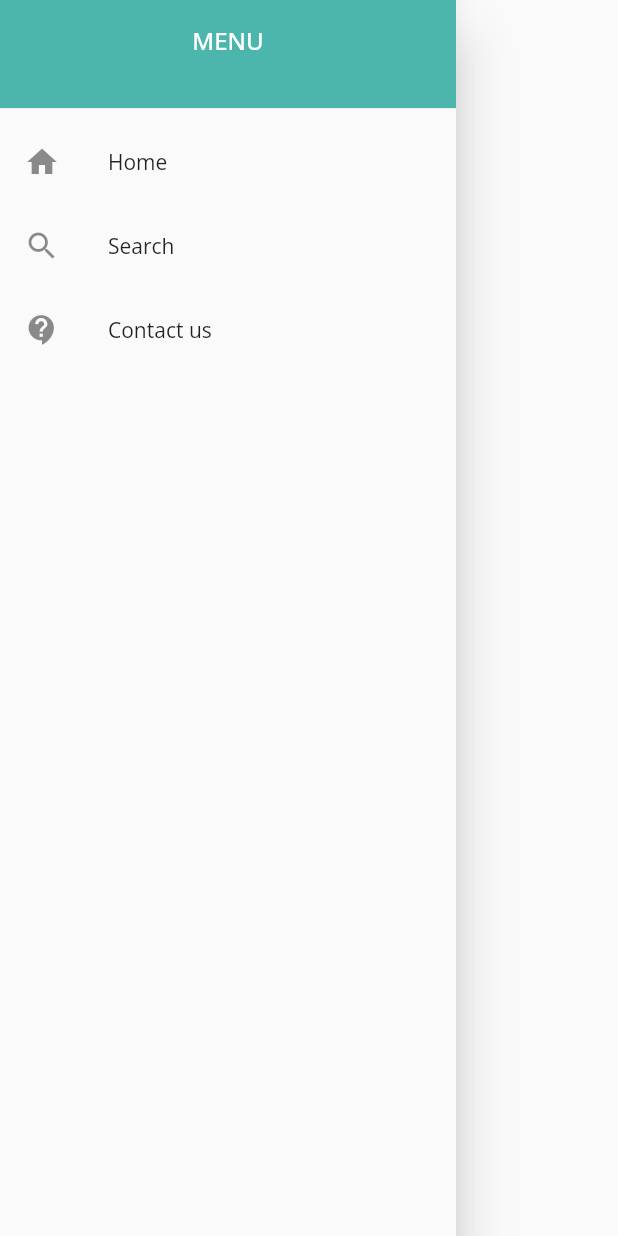
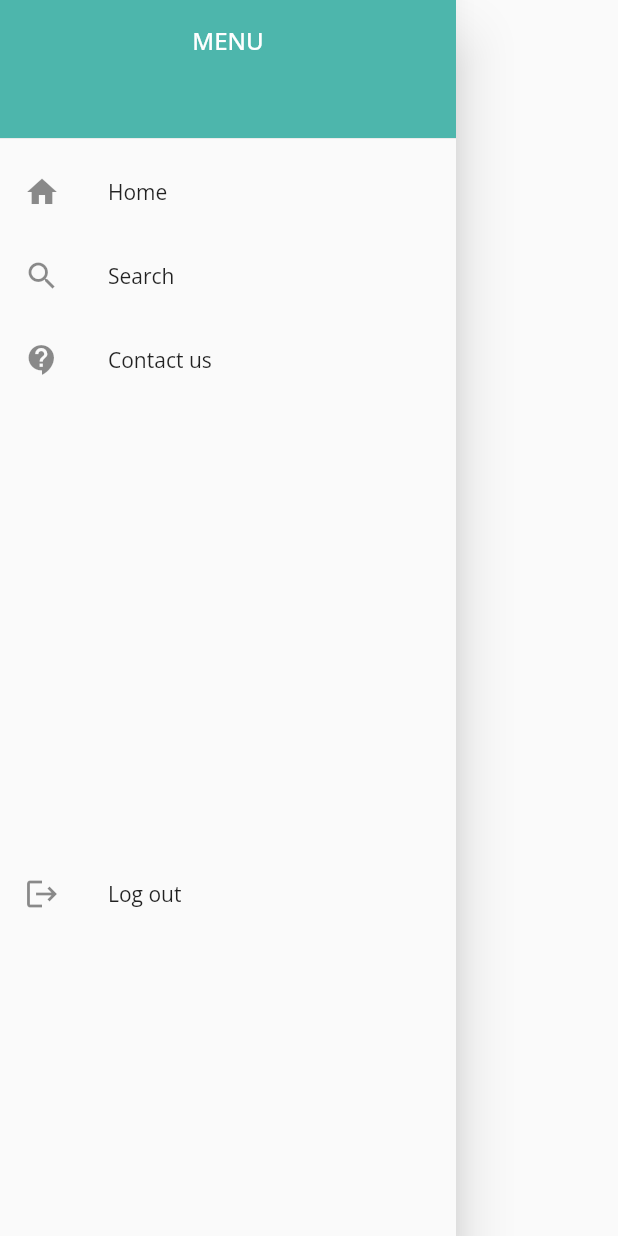
Before and after one commit to Chayapon99/mucafe-project, a Flutter app: the DrawerPage widget shown alone on an empty page, opened directly, on a phone screen of 412 x 824 dp. Run offline on Flutter 3.47's test engine with Material 2 defaults, Android fonts, the phone set to English and light mode, and no system bars; our stand-ins replace cloud_firestore, firebase_auth, firebase_core, google_fonts, google_maps_flutter; accounts and stored records are empty; network calls fail.

Commit message:
added logout authentication

```diff
--- a/lib/DrawerPage.dart
+++ b/lib/DrawerPage.dart
@@ -1,4 +1,4 @@
-import 'package:app_project/HomePage.dart';
+import 'package:firebase_auth/firebase_auth.dart';
 import 'package:flutter/material.dart';
 
 class DrawerPage extends StatelessWidget {
@@ -10,7 +10,7 @@ class DrawerPage extends StatelessWidget {
         padding: EdgeInsets.zero,
         children: <Widget>[
           Container(
-            height: 80,
+            height: 100,
             child: DrawerHeader(
               child: Text(
                 'MENU',
@@ -48,8 +48,26 @@ class DrawerPage extends StatelessWidget {
             ),
             onTap: () {},
           ),
+          SizedBox(
+            height: 300,
+          ),
+          ListTile(
+            leading: Icon(Icons.logout),
+            title: Text(
+              'Log out',
+              style: TextStyle(fontSize: 14),
+            ),
+            onTap: () {
+              signOut();
+              Navigator.of(context).popUntil((route) => true);
+            },
+          )
         ],
       ),
     );
   }
+
+  Future signOut() async {
+    await FirebaseAuth.instance.signOut();
+  }
 }
--- a/lib/MapPage.dart
+++ b/lib/MapPage.dart
@@ -1,7 +1,5 @@
 import 'dart:async';
 
-import 'package:app_project/DrawerPage.dart';
-import 'package:app_project/HomePage.dart';
 import 'package:flutter/material.dart';
 import 'package:google_maps_flutter/google_maps_flutter.dart';
 
```
Also changed, not shown: lib/HomePage.dart (+7 -6 lines), pubspec.lock.
